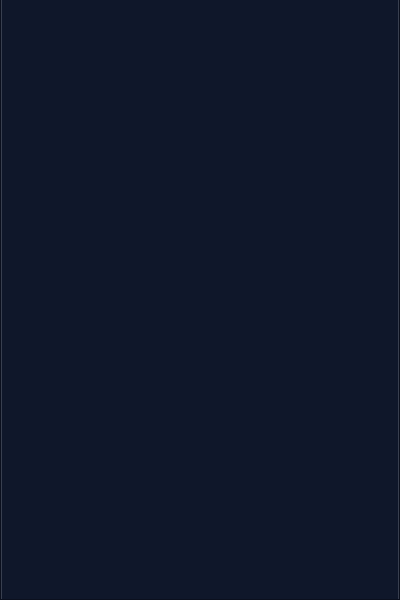
First picture: the form in ui/main_window.ui, repository EXE88/LithiumVPN-windows, before the edit.
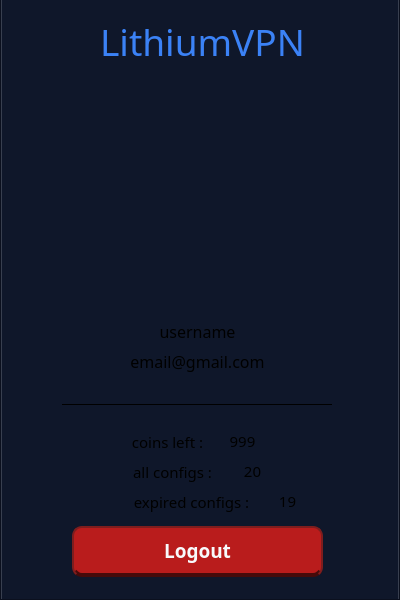
Second picture: the form after the edit. The open tabs and pages were chosen to show the change. Icons and pictures are not drawn.

Commit message: fully designed account tab and completed logout system also fixed some bugs in the way

```diff
--- a/ui/main_window.ui
+++ b/ui/main_window.ui
@@ -369,6 +369,313 @@
      <attribute name="title">
       <string>Tab 2</string>
      </attribute>
+     <widget class="QLabel" name="accountPersonImage">
+      <property name="geometry">
+       <rect>
+        <x>100</x>
+        <y>130</y>
+        <width>191</width>
+        <height>191</height>
+       </rect>
+      </property>
+      <property name="text">
+       <string/>
+      </property>
+      <property name="pixmap">
+       <pixmap resource="../resources/resources.qrc">:/icons/icons/user.png</pixmap>
+      </property>
+      <property name="scaledContents">
+       <bool>true</bool>
+      </property>
+     </widget>
+     <widget class="QLabel" name="accountUsernameText">
+      <property name="geometry">
+       <rect>
+        <x>0</x>
+        <y>320</y>
+        <width>391</width>
+        <height>31</height>
+       </rect>
+      </property>
+      <property name="font">
+       <font>
+        <family>Roboto Mono</family>
+        <pointsize>12</pointsize>
+       </font>
+      </property>
+      <property name="text">
+       <string>username</string>
+      </property>
+      <property name="alignment">
+       <set>Qt::AlignmentFlag::AlignCenter</set>
+      </property>
+     </widget>
+     <widget class="QLabel" name="accountCoinsCount">
+      <property name="geometry">
+       <rect>
+        <x>225</x>
+        <y>435</y>
+        <width>31</width>
+        <height>20</height>
+       </rect>
+      </property>
+      <property name="font">
+       <font>
+        <family>Roboto Mono</family>
+        <pointsize>11</pointsize>
+       </font>
+      </property>
+      <property name="text">
+       <string>999</string>
+      </property>
+      <property name="alignment">
+       <set>Qt::AlignmentFlag::AlignCenter</set>
+      </property>
+     </widget>
+     <widget class="QLabel" name="accountCoinsIcon">
+      <property name="geometry">
+       <rect>
+        <x>260</x>
+        <y>437</y>
+        <width>16</width>
+        <height>16</height>
+       </rect>
+      </property>
+      <property name="text">
+       <string/>
+      </property>
+      <property name="pixmap">
+       <pixmap resource="../resources/resources.qrc">:/icons/icons/coin.png</pixmap>
+      </property>
+      <property name="scaledContents">
+       <bool>true</bool>
+      </property>
+      <property name="alignment">
+       <set>Qt::AlignmentFlag::AlignCenter</set>
+      </property>
+     </widget>
+     <widget class="QLabel" name="accountEmailText">
+      <property name="geometry">
+       <rect>
+        <x>0</x>
+        <y>350</y>
+        <width>391</width>
+        <height>31</height>
+       </rect>
+      </property>
+      <property name="font">
+       <font>
+        <family>Roboto Mono</family>
+        <pointsize>12</pointsize>
+       </font>
+      </property>
+      <property name="text">
+       <string>email@gmail.com</string>
+      </property>
+      <property name="alignment">
+       <set>Qt::AlignmentFlag::AlignCenter</set>
+      </property>
+     </widget>
+     <widget class="QLabel" name="accountCoinsText">
+      <property name="geometry">
+       <rect>
+        <x>110</x>
+        <y>435</y>
+        <width>111</width>
+        <height>21</height>
+       </rect>
+      </property>
+      <property name="font">
+       <font>
+        <family>Roboto Mono</family>
+        <pointsize>11</pointsize>
+       </font>
+      </property>
+      <property name="text">
+       <string>coins left :</string>
+      </property>
+      <property name="alignment">
+       <set>Qt::AlignmentFlag::AlignCenter</set>
+      </property>
+     </widget>
+     <widget class="QLabel" name="accountAllConfigsText">
+      <property name="geometry">
+       <rect>
+        <x>110</x>
+        <y>465</y>
+        <width>121</width>
+        <height>21</height>
+       </rect>
+      </property>
+      <property name="font">
+       <font>
+        <family>Roboto Mono</family>
+        <pointsize>11</pointsize>
+       </font>
+      </property>
+      <property name="text">
+       <string>all configs :</string>
+      </property>
+      <property name="alignment">
+       <set>Qt::AlignmentFlag::AlignCenter</set>
+      </property>
+     </widget>
+     <widget class="QLabel" name="accountAllConfigsCount">
+      <property name="geometry">
+       <rect>
+        <x>235</x>
+        <y>465</y>
+        <width>31</width>
+        <height>20</height>
+       </rect>
+      </property>
+      <property name="font">
+       <font>
+        <family>Roboto Mono</family>
+        <pointsize>11</pointsize>
+       </font>
+      </property>
+      <property name="text">
+       <string>20</string>
+      </property>
+      <property name="alignment">
+       <set>Qt::AlignmentFlag::AlignCenter</set>
+      </property>
+     </widget>
+     <widget class="QFrame" name="accountSpacer">
+      <property name="geometry">
+       <rect>
+        <x>60</x>
+        <y>400</y>
+        <width>270</width>
+        <height>16</height>
+       </rect>
+      </property>
+      <property name="frameShape">
+       <enum>QFrame::Shape::HLine</enum>
+      </property>
+      <property name="frameShadow">
+       <enum>QFrame::Shadow::Plain</enum>
+      </property>
+     </widget>
+     <widget class="QLabel" name="accountExpiredConfigsText">
+      <property name="geometry">
+       <rect>
+        <x>114</x>
+        <y>495</y>
+        <width>151</width>
+        <height>21</height>
+       </rect>
+      </property>
+      <property name="font">
+       <font>
+        <family>Roboto Mono</family>
+        <pointsize>11</pointsize>
+       </font>
+      </property>
+      <property name="text">
+       <string>expired configs :</string>
+      </property>
+      <property name="alignment">
+       <set>Qt::AlignmentFlag::AlignCenter</set>
+      </property>
+     </widget>
+     <widget class="QLabel" name="accountExpiredConfigsCount">
+      <property name="geometry">
+       <rect>
+        <x>270</x>
+        <y>495</y>
+        <width>31</width>
+        <height>20</height>
+       </rect>
+      </property>
+      <property name="font">
+       <font>
+        <family>Roboto Mono</family>
+        <pointsize>11</pointsize>
+       </font>
+      </property>
+      <property name="text">
+       <string>19</string>
+      </property>
+      <property name="alignment">
+       <set>Qt::AlignmentFlag::AlignCenter</set>
+      </property>
+     </widget>
+     <widget class="QPushButton" name="accountlogoutButton">
+      <property name="geometry">
+       <rect>
+        <x>70</x>
+        <y>530</y>
+        <width>251</width>
+        <height>51</height>
+       </rect>
+      </property>
+      <property name="font">
+       <font>
+        <family>Roboto Mono</family>
+        <pointsize>14</pointsize>
+        <bold>true</bold>
+       </font>
+      </property>
+      <property name="styleSheet">
+       <string notr="true">QPushButton#accountlogoutButton {
+    background-color: #b91c1c;        /* قرمز تیره برای پس‌زمینه */
+    color: #f8fafc;                   /* متن سفید مایل به خاکستری */
+    border-radius: 10px;
+    padding: 10px 18px;
+    font-weight: bold;
+
+    /* عمق (سایه‌ی مصنوعی) */
+    border: 2px solid #7f1d1d;        /* خط دور تیره‌تر */
+    border-bottom: 4px solid #450a0a; /* سایه پایین برای برجسته شدن */
+
+    outline: none;
+}
+
+QPushButton#accountlogoutButton:hover {
+    background-color: #dc2626;        /* کمی روشن‌تر هنگام hover */
+    color: white;
+}
+
+QPushButton#accountlogoutButton:pressed {
+    background-color: #991b1b;        /* کمی تیره‌تر هنگام فشار */
+    border: 2px solid #450a0a;
+    border-top: 4px solid #450a0a;    /* سایه بالا برای حس فرو رفتن */
+    padding-top: 12px;                /* حرکت جزئی برای طبیعی‌تر شدن */
+    padding-bottom: 8px;
+}
+</string>
+      </property>
+      <property name="text">
+       <string>Logout</string>
+      </property>
+     </widget>
+     <widget class="QLabel" name="accountHeaderText">
+      <property name="geometry">
+       <rect>
+        <x>80</x>
+        <y>20</y>
+        <width>241</width>
+        <height>51</height>
+       </rect>
+      </property>
+      <property name="font">
+       <font>
+        <family>Roboto Mono</family>
+        <pointsize>28</pointsize>
+       </font>
+      </property>
+      <property name="styleSheet">
+       <string notr="true">color:qlineargradient(spread:pad, x1:0.5, y1:1, x2:0.488636, y2:0, stop:0 rgba(59, 130, 246, 255), stop:1 rgba(6, 182, 212, 255))</string>
+      </property>
+      <property name="text">
+       <string>LithiumVPN</string>
+      </property>
+      <property name="alignment">
+       <set>Qt::AlignmentFlag::AlignCenter</set>
+      </property>
+     </widget>
     </widget>
     <widget class="QWidget" name="configsTab">
      <attribute name="title">
```
Left out of the diff: 104 changed lines with no effect on the pictures. The commit also changes 4 other files.
